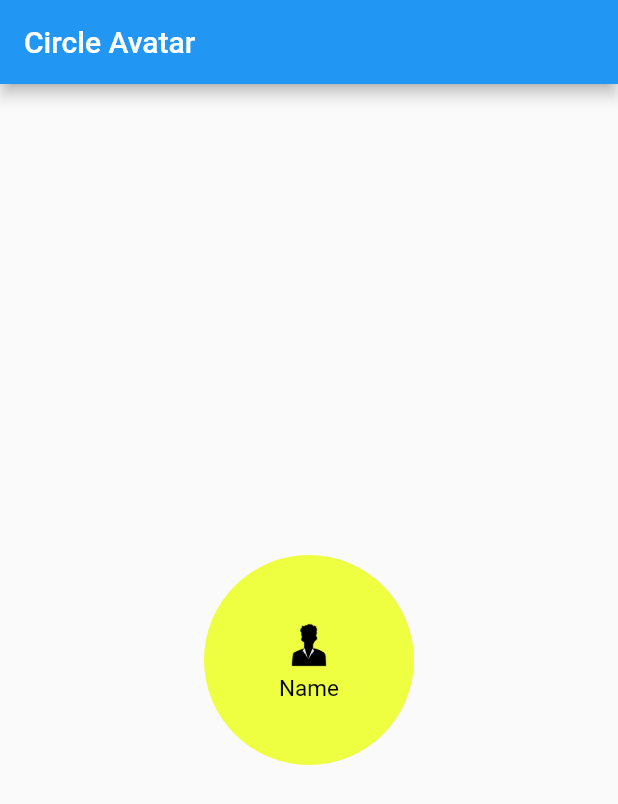
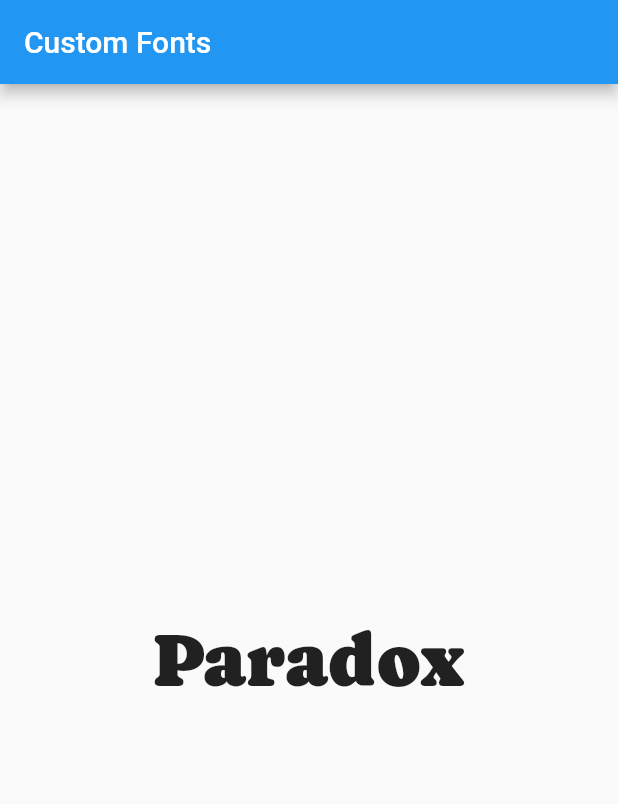
Before and after one commit to yasin9064/flutter_application_1, a Flutter app: the screen it shows after launch, on a phone screen of 412 x 824 dp. Shown: the top 804 px of the screen. Run offline on Flutter 3.47's test engine with Material 2 defaults, Android fonts, the phone set to English and light mode, and no system bars.

Commit message:
Learn about custom Fonts.

```diff
--- a/lib/HomeScreen.dart
+++ b/lib/HomeScreen.dart
@@ -9,29 +9,12 @@ class HomeScreen extends StatelessWidget {
 
     return Scaffold(
         appBar: AppBar(
-          title: Text("Circle Avatar"),
+          title: Text("Custom Fonts"),
         ),
         body: Center(
-          child: CircleAvatar(
-            child: Container(
-              width: 60,
-              height: 60,
-              child: Column(
-                children: [
-                  Container(
-                    width: 40,
-                    height: 40,
-                    child: Image.asset('assets/images/Black-Avatar.png')),
-                    Text('Name', style: TextStyle(color: Colors.black, fontSize: 15),
-                  )
-                ],
-                ),
-            ),
-
-            backgroundColor: Colors.limeAccent,
-            maxRadius: 70,
-            ),
-        )
+          child: Text('Paradox', style: TextStyle(fontFamily: 'Caprasimo', fontSize: 50),
+          )
+          )
       );
   }
 }
```
Also changed, not shown: pubspec.yaml (+7 -7 lines), assets/fonts/Caprasimo-Regular.ttf (added), assets/fonts/DancingScript.ttf (added).
